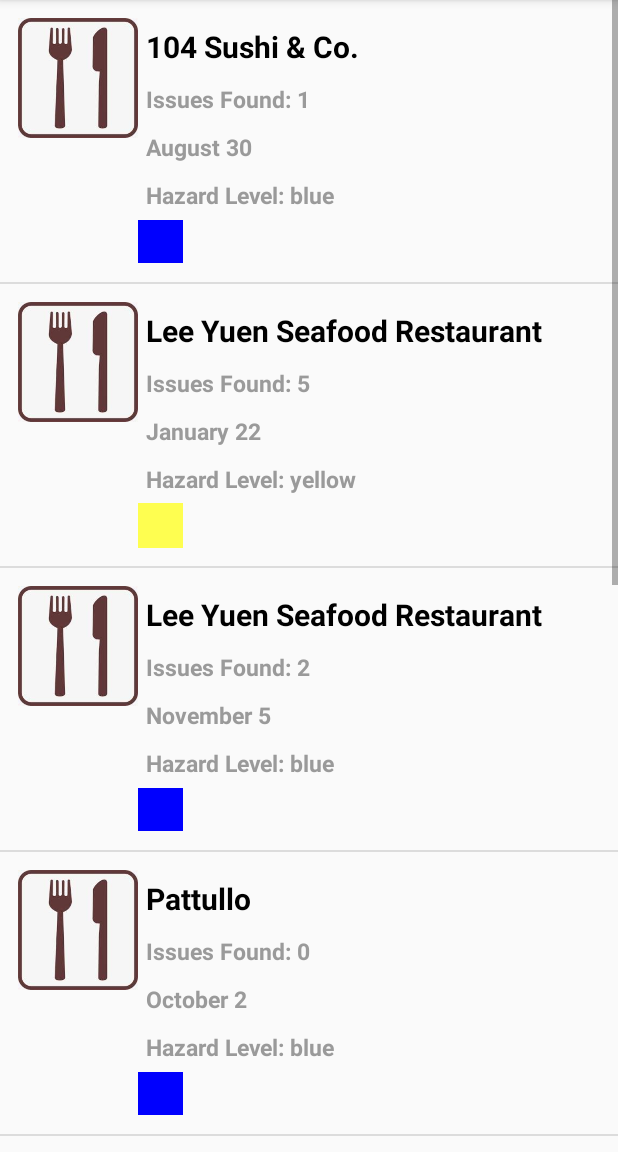
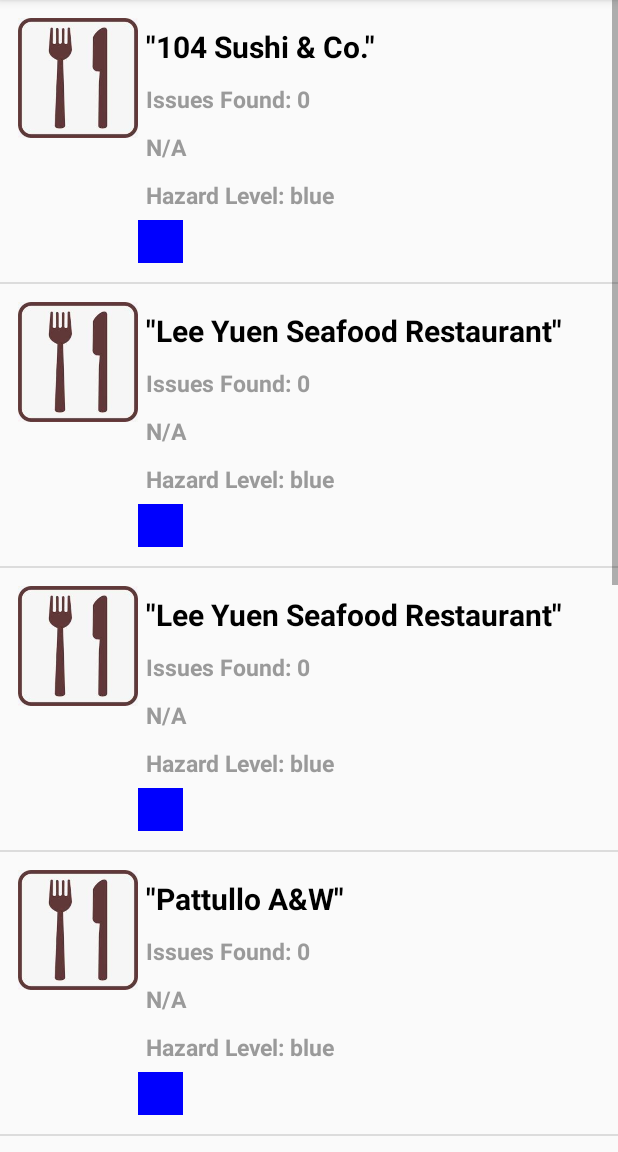
Before and after one commit to jeffreytigerwang/Health-Inspection-App, an Android app: the screen it shows after launch (ListActivity), after a tap on "List of Restaurant", on a phone screen of 412 x 824 dp, the part 84-1236 px from its top. Run offline under Robolectric (Android 15) with nearby library versions, the phone set to English and light mode, and no system bars.

Commit message:
input all restaurant by read restaurants_itr1

```diff
--- a/app/src/main/java/com/example/restaurantlist/ListActivity.java
+++ b/app/src/main/java/com/example/restaurantlist/ListActivity.java
@@ -7,6 +7,7 @@ import androidx.appcompat.app.AppCompatActivity;
 import android.annotation.SuppressLint;
 import android.content.Intent;
 import android.os.Bundle;
+import android.util.Log;
 import android.view.View;
 import android.view.ViewGroup;
 import android.widget.AdapterView;
@@ -16,6 +17,11 @@ import android.widget.ImageView;
 import android.widget.ListView;
 import android.widget.TextView;
 
+import java.io.BufferedReader;
+import java.io.IOException;
+import java.io.InputStream;
+import java.io.InputStreamReader;
+import java.nio.charset.Charset;
 import java.text.SimpleDateFormat;
 import java.util.Calendar;
 
@@ -42,13 +48,61 @@ public class ListActivity extends AppCompatActivity {
 
         // add the restaurants to the RestaurantsManager
         if(restaurantsManager.getcount()==0)
-        { addrestaurants();}
+        { addrestaurants();
+          readCSV();
+        }
 
         pupulateListView();
-
         registerClickCallback();
 
     }
+
+    private void readCSV() {
+
+
+        InputStream is = getResources().openRawResource(R.raw.restaurants_itr1);
+        BufferedReader reader = new BufferedReader(
+                new InputStreamReader(is, Charset.forName("UTF-8")));
+
+        String line="";
+
+        try {
+            //step over headers
+            reader.readLine();
+
+
+            while (((line = reader.readLine()) != null)) {
+               //Spilt by " , "
+                String[] tokens = line.split(",");
+               //read the data
+                restaurantsManager.add(new Restaurant(tokens[1],tokens[2],
+                                                      tokens[0],Double.parseDouble(tokens[6]),
+                        Double.parseDouble(tokens[5]),tokens[3], tokens[4],inspectionManager));
+
+
+
+            }
+        } catch (IOException e) {
+            Log.wtf("MyActivity","Error reading data file on line " + line,e);
+            e.printStackTrace();
+        }
+
+
+
+
+
+
+
+
+    }
+
+
+
+
+
+
+
+
 
     private void registerClickCallback(){
         //takes user to restaurant details when they click on a restaurant
@@ -65,7 +119,6 @@ public class ListActivity extends AppCompatActivity {
 
     }
 
-
     private void pupulateListView() {
         ArrayAdapter<RestaurantsManager> adapter = new MyListAdapter();
         ListView listView;
@@ -76,7 +129,7 @@ public class ListActivity extends AppCompatActivity {
 
     private void addrestaurants() {
 
-        inspectionManager.add(new Inspection("SWOD-AHZUMF", new int[]{2020, 1, 22},
+               inspectionManager.add(new Inspection("SWOD-AHZUMF", new int[]{2020, 1, 22},
                 "Routine", 2,
                 3, "Moderate",
                 new String[]{"205,Critical,Cold potentially hazardous food stored/displayed above 4 °C. [s. 14(2)],Not Repeat",
@@ -494,7 +547,7 @@ public class ListActivity extends AppCompatActivity {
 
 
 
-        restaurantsManager.add(new Restaurant("104 Sushi & Co.", "10422 168 St",
+      /**  restaurantsManager.add(new Restaurant("104 Sushi & Co.", "10422 168 St",
                 "SWOD-APSP3X", -122.75625586,
                 49.19205936, "Surrey",
                 "Restaurant", inspectionManager));
@@ -532,7 +585,7 @@ public class ListActivity extends AppCompatActivity {
         restaurantsManager.add(new Restaurant("Zugba Flame Grilled Chicken", "14351 104 Ave",
                 "SPLH-9NEUHG", -122.82418348,
                 49.19172759, "Surrey",
-                "Restaurant", inspectionManager));
+                "Restaurant", inspectionManager));*/
 
         restaurantsManager.setcount(2);
 
@@ -635,9 +688,8 @@ public class ListActivity extends AppCompatActivity {
 
     }
 
-
-   //a time function in an intelligent format so that it's easier to understand than dates
-   private String timefunction(int Year, int Month , int Day){
+    //a time function in an intelligent format so that it's easier to understand than dates
+    private String timefunction(int Year, int Month , int Day){
        Calendar calendar = Calendar.getInstance();
        SimpleDateFormat simpleyearFormat = new SimpleDateFormat("yyyy");
        SimpleDateFormat simplemonthFormat = new SimpleDateFormat("MM");
--- a/app/src/main/res/raw/restaurants_itr1.csv
+++ b/app/src/main/res/raw/restaurants_itr1.csv
@@ -1,9 +1,9 @@
 "TRACKINGNUMBER","NAME","PHYSICALADDRESS","PHYSICALCITY","FACTYPE","LATITUDE","LONGITUDE"
+"SWOD-APSP3X","104 Sushi & Co.","10422 168 St","Surrey","Restaurant",49.19205936,-122.75625586
+"SHEN-B7BNSR","Lee Yuen Seafood Restaurant","1812 152 St","Surrey","Restaurant",49.03508252,-122.80086843
+"SWOD-AHZUMF","Lee Yuen Seafood Restaurant","14755 104 Ave","Surrey","Restaurant",49.19166808,-122.8136896
 "SDFO-8HKP7E","Pattullo A&W","12808 King George Blvd","Surrey","Restaurant",49.20610961,-122.8668064
-"SHEN-B7BNSR","Lee Yuen Seafood Restaurant","1812 152 St","Surrey","Restaurant",49.03508252,-122.80086843
 "NOSU-CHNUM","The Unfindable Bar","12345 67 Ave","Surrey","Restaurant",49.14214908,-122.86815856
-"SWOD-AHZUMF","Lee Yuen Seafood Restaurant","14755 104 Ave","Surrey","Restaurant",49.19166808,-122.8136896
 "SDFO-8GPUJX","Top in Town Pizza","12788 76A Ave","Surrey","Restaurant",49.14218908,-122.86855856
-"SWOD-APSP3X","104 Sushi & Co.","10422 168 St","Surrey","Restaurant",49.19205936,-122.75625586
 "SHEN-ANSLB4","Top In Town Pizza","14330 64 Ave","Surrey","Restaurant",49.11851305,-122.82521495
 "SPLH-9NEUHG","Zugba Flame Grilled Chicken","14351 104 Ave","Surrey","Restaurant",49.19172759,-122.82418348
```
